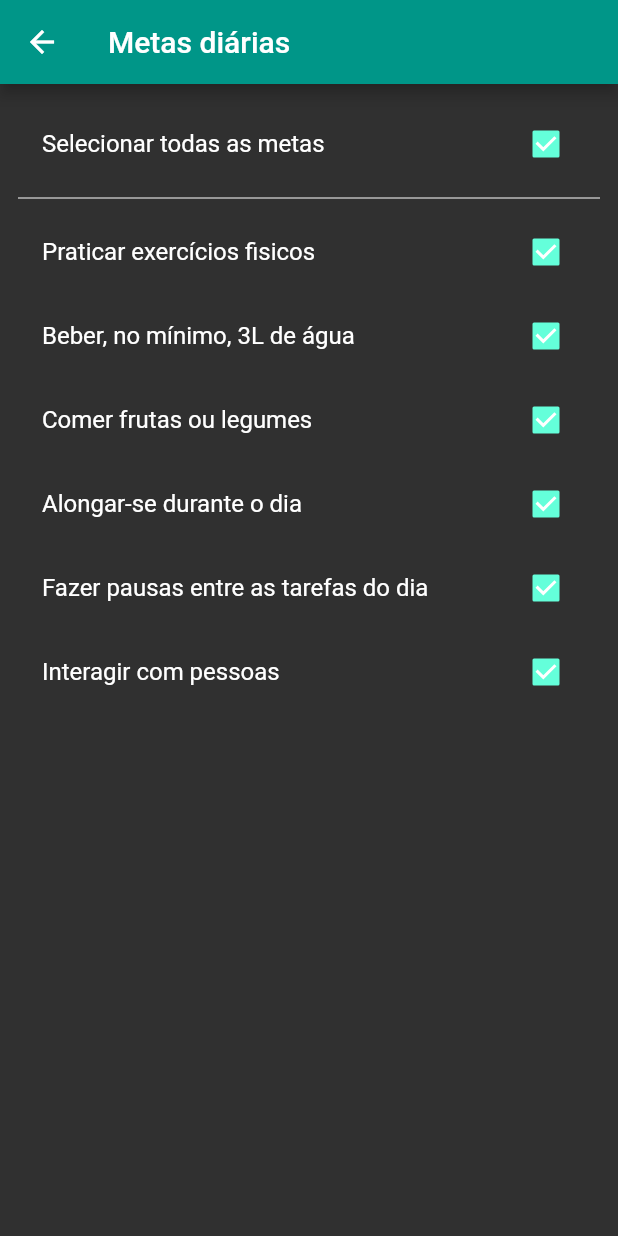
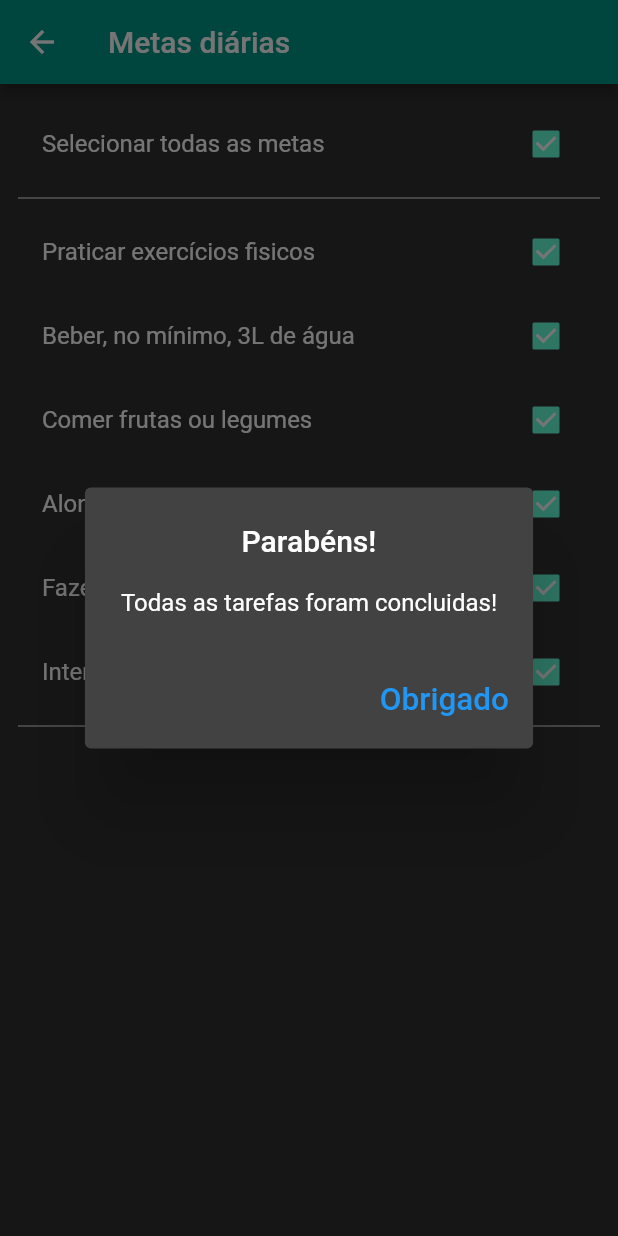
Before and after one commit to Felps312/App_eletivas, a Flutter app: the SegundaPagina screen opened directly, after a tap on "Selecionar todas as metas", on a phone screen of 412 x 824 dp. Run offline on Flutter 3.47's test engine with Material 2 defaults, Android fonts, the phone set to English and light mode, and no system bars.

Commit message:
terceiro Commit

```diff
--- a/lib/home.dart
+++ b/lib/home.dart
@@ -56,6 +56,7 @@ class _MyHomePageState extends State<MyHomePage> {
       },
       tooltip: 'Calcular',
       child: Icon(Icons.calculate),
+      backgroundColor: Colors.teal.shade400,
     );
   }
 
@@ -146,7 +147,7 @@ class _MyHomePageState extends State<MyHomePage> {
         onPressed: () {
           Navigator.push(
             context,
-            MaterialPageRoute(builder: (BuildContext context) => SegundaPagina()),
+            SegundaPagina.route(),
           );
         },
       ),
--- a/lib/main.dart
+++ b/lib/main.dart
@@ -3,16 +3,18 @@ import 'package:flutter/services.dart';
 import 'home.dart';
 
 
+
 void main() {
   WidgetsFlutterBinding.ensureInitialized();
   SystemChrome.setPreferredOrientations([DeviceOrientation.portraitUp]);
+
   runApp(MyApp());
 }
 
  class MyApp extends StatelessWidget {
   @override
   Widget build(BuildContext context) {
-    var titulo = 'App';
+    var titulo = 'Saúde';
 
     return MaterialApp(
       title: titulo,
--- a/lib/segundaPagina.dart
+++ b/lib/segundaPagina.dart
@@ -1,4 +1,4 @@
-import 'package:app_eletivas/checkbox_state.dart';
+import 'checkbox_state.dart';
 import 'package:flutter/material.dart';
 
 class SegundaPagina extends StatefulWidget {
@@ -15,6 +15,7 @@ class SegundaPagina extends StatefulWidget {
 }
 
 class _SegundaPaginaState extends State<SegundaPagina> {
+
   final todasMetasDiarias = CheckboxState(title: 'Selecionar todas as metas');
 
   final metasDiarias = {
@@ -35,6 +36,7 @@ class _SegundaPaginaState extends State<SegundaPagina> {
           checkbox.value = value;
           todasMetasDiarias.value =
           metasDiarias.every((meta) => meta.value);
+          if (todasMetasDiarias.value) metasConcluidas();
         });
       },
     );
@@ -49,20 +51,32 @@ class _SegundaPaginaState extends State<SegundaPagina> {
   }
 
   void toggleGroupCheckbox(bool value) {
-    if (value == null) return;
-    AlertDialog(
-            title: Text('Parabéns, você concluiu todas as tarefas!'),
-            actions: <Widget>[
-              TextButton(
-                child: Text('Obrigado!'),
-                onPressed: () => Navigator.of(context).pop(),
-          )
-        ],
-      );
+
     setState(() {
           todasMetasDiarias.value = value;
           metasDiarias.forEach((meta) {meta.value = value;});
     });
+    if (value == true)
+       metasConcluidas();
+
+
+  }
+
+   metasConcluidas() {
+    showDialog(
+            context: context,
+            barrierDismissible: false,
+            builder: (context) => AlertDialog(
+              title: Text('Parabéns!', textAlign: TextAlign.center,),
+              content: Text('Todas as tarefas foram concluidas!'),
+              actions: [
+                TextButton(
+                  child: Text('Obrigado', textScaleFactor: 1.5,),
+                  onPressed: () {Navigator.of(context).pop();},
+                )
+              ]
+            )
+          );
   }
 
   AppBar appBar() {
@@ -72,6 +86,7 @@ class _SegundaPaginaState extends State<SegundaPagina> {
   }
 
   Widget build(BuildContext context) {
+
     return Scaffold(
       appBar: appBar(),
       body: ListView(
@@ -80,6 +95,7 @@ class _SegundaPaginaState extends State<SegundaPagina> {
           buildGroupCheckBox(todasMetasDiarias),
           Divider(color: Colors.white,),
           ...metasDiarias.map(buildSingleCheckbox).toList(),
+          Divider(color: Colors.white,),
         ],
       )
     );
--- a/pubspec.yaml
+++ b/pubspec.yaml
@@ -32,6 +32,7 @@ dependencies:
 dev_dependencies:
   flutter_test:
     sdk: flutter
+  shared_preferences: ^0.5.12+4
 
 # For information on the generic Dart part of this file, see the
 # following page: https://dart.dev/tools/pub/pubspec
```
Also changed, not shown: lib/shared_preference.dart (deleted), pubspec.lock.
